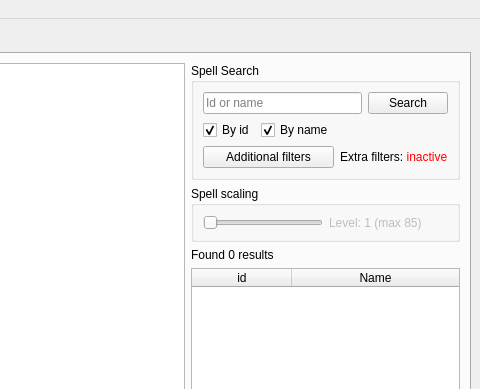
Before: the Qt Designer form src/Forms/mainwindow.ui in sanctum32/QWoWSpellWork, drawn with Qt 5; both pictures show x 635 to 1115 and y 0 to 389 of the 1115 by 839 pixel window.
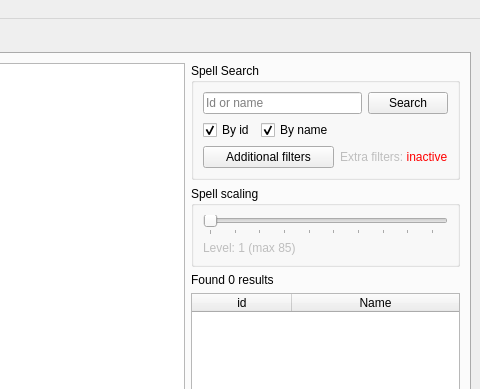
After: the same form once the commit is applied.

Commit message: Minor level scaling slider adjusts (cosmetic, no functional)

The edit to the form file:
```diff
--- a/src/Forms/mainwindow.ui
+++ b/src/Forms/mainwindow.ui
@@ -214,6 +214,9 @@
              </item>
              <item row="3" column="2" colspan="2">
               <widget class="QLabel" name="filtersStatus">
+               <property name="enabled">
+                <bool>false</bool>
+               </property>
                <property name="text">
                 <string>Extra filters: &lt;span style=&quot;color:red&quot;&gt;inactive&lt;/span&gt;</string>
                </property>
@@ -227,18 +230,30 @@
             <property name="title">
              <string>Spell scaling</string>
             </property>
-            <layout class="QHBoxLayout" name="horizontalLayout">
+            <layout class="QVBoxLayout" name="verticalLayout">
              <item>
               <widget class="QSlider" name="levelScalingSlider">
                <property name="enabled">
-                <bool>false</bool>
+                <bool>true</bool>
                </property>
                <property name="sizePolicy">
-                <sizepolicy hsizetype="Preferred" vsizetype="Fixed">
+                <sizepolicy hsizetype="Preferred" vsizetype="Preferred">
                  <horstretch>0</horstretch>
                  <verstretch>0</verstretch>
                 </sizepolicy>
                </property>
+               <property name="minimumSize">
+                <size>
+                 <width>0</width>
+                 <height>0</height>
+                </size>
+               </property>
+               <property name="maximumSize">
+                <size>
+                 <width>16777215</width>
+                 <height>16777215</height>
+                </size>
+               </property>
                <property name="minimum">
                 <number>1</number>
                </property>
@@ -248,6 +263,15 @@
                <property name="orientation">
                 <enum>Qt::Horizontal</enum>
                </property>
+               <property name="invertedAppearance">
+                <bool>false</bool>
+               </property>
+               <property name="tickPosition">
+                <enum>QSlider::TicksBelow</enum>
+               </property>
+               <property name="tickInterval">
+                <number>9</number>
+               </property>
               </widget>
              </item>
              <item>
@@ -255,6 +279,12 @@
                <property name="enabled">
                 <bool>false</bool>
                </property>
+               <property name="sizePolicy">
+                <sizepolicy hsizetype="Fixed" vsizetype="Preferred">
+                 <horstretch>0</horstretch>
+                 <verstretch>0</verstretch>
+                </sizepolicy>
+               </property>
                <property name="text">
                 <string>Level: 1 (max 85)</string>
                </property>
```
The commit also changes 1 other file.
